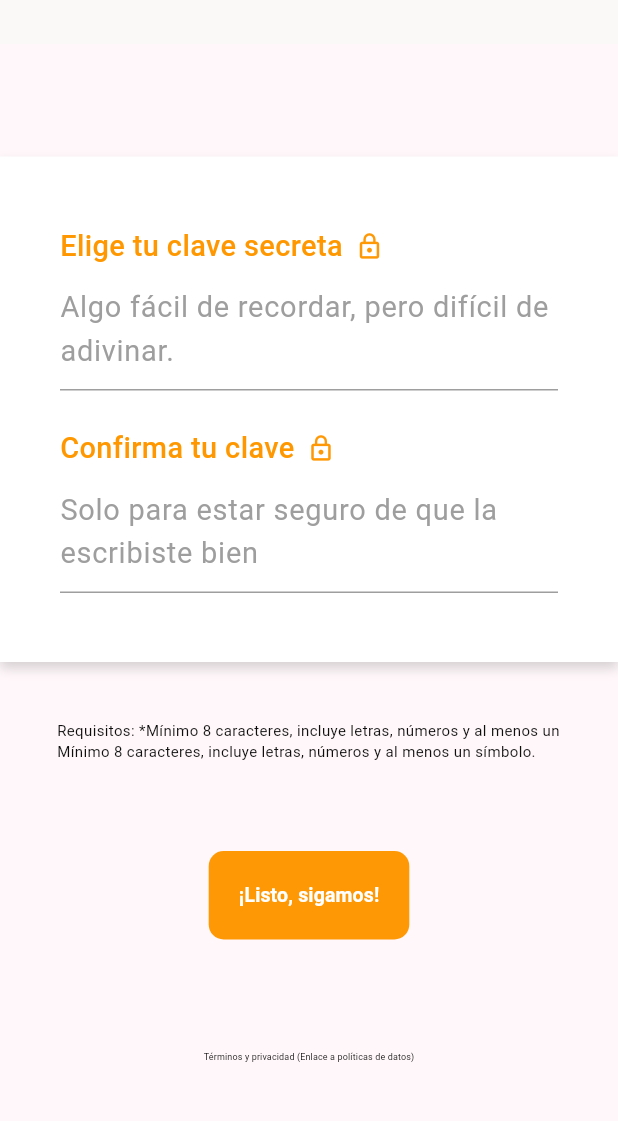
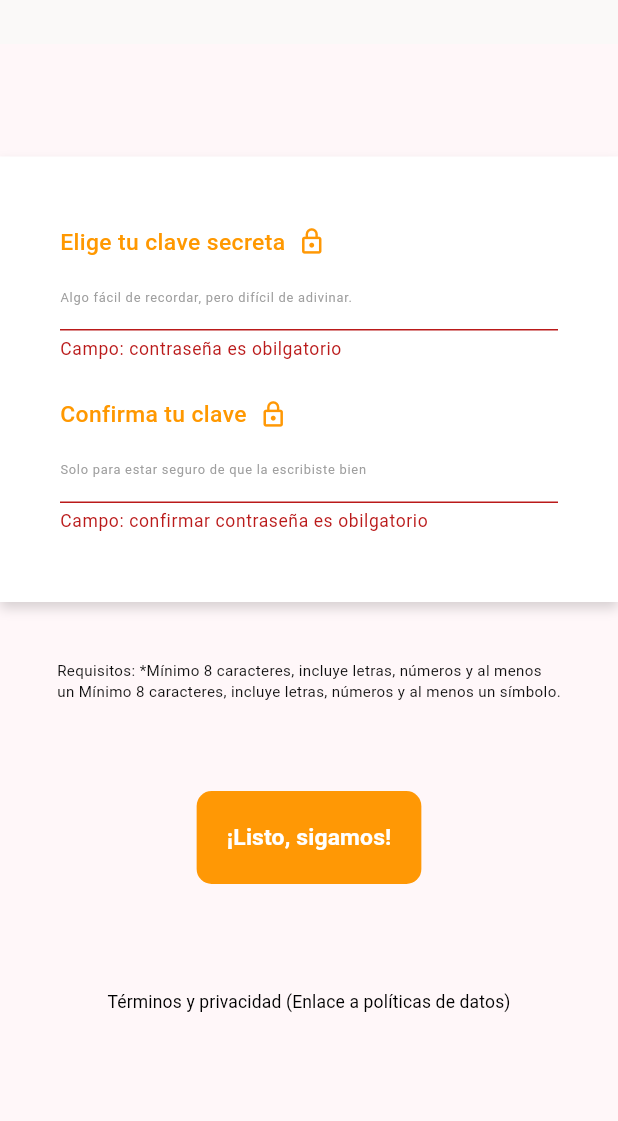
Before and after one commit to webmasterunicab/unicabapp, a Flutter app: the ClaveScreen screen opened directly with empty values, after a tap on "¡Listo, sigamos!", on a phone screen of 412 x 824 dp, the part 106-1227 px from its top. Run offline on Flutter 3.47's test engine with Material 3 defaults, Android fonts, the phone set to English and light mode, and no system bars; our stand-ins replace image_picker, sizer, video_player.

Commit message:
Registro de usuarios actualizado

```diff
--- a/lib/config/api/api_config.dart
+++ b/lib/config/api/api_config.dart
@@ -8,7 +8,7 @@ class ApiConfig {
       'http://192.168.1.16/hostuniconecta/requests';
   static final String developmentChrome =
       'http://localhost/hostuniconecta/requests';
-  static final String production = '';
+  static final String production = 'https://unicab.org/uniconecta';
   // Base URL de la API - Se adapta automáticamente según la plataforma
   static String get baseUrl {
     String baseUrl = '';
@@ -33,6 +33,8 @@ class ApiConfig {
 
   // Endpoints específicos
   static String get usuariosRoles => '${ApiConfig.baseUrl}/registro/roles.php';
+  static String get subirImagen => '${production}/imagen_putdat1.php';
+  static String get insertarRegistro => '${ApiConfig.baseUrl}/registro/registrar_usuario.php';
   // static String get menusUrl => '$baseUrl/general/menus.php';
   // static String get estudiantesUrl => '$baseUrl/general/estudiantes.php';
   // static String get noticiasUrl => '$baseUrl/general/noticias.php';
--- a/lib/main.dart
+++ b/lib/main.dart
@@ -1,8 +1,8 @@
 import 'package:flutter/material.dart';
 import 'package:flutter/services.dart';
 import 'package:uniconecta/config/theme/app_theme.dart';
-import 'package:uniconecta/screens/video_inicio/video_inicio_screen.dart';
 import 'package:sizer/sizer.dart';
+import 'package:uniconecta/screens/inicio/inicio_screen.dart';
 
 final RouteObserver<ModalRoute> routeObserver = RouteObserver<ModalRoute>();
 
@@ -36,7 +36,7 @@ class MyApp extends StatelessWidget {
           title: 'Flutter Demo',
           debugShowCheckedModeBanner: false,
           theme: AppTheme().theme(),
-          home: VideoInicioScreen(),
+          home: InicioScreen(),
         );
       },
     );
--- a/lib/screens/clave/clave_screen.dart
+++ b/lib/screens/clave/clave_screen.dart
@@ -3,23 +3,11 @@ import 'package:uniconecta/widgets/clave/clave_body.dart';
 import 'package:uniconecta/widgets/registro_estudiantes/registro_app_bar.dart';
 
 class ClaveScreen extends StatelessWidget {
-  final String nombre;
-  final String correo;
-  final String cumple; //Formato fecha YYYY-MM-DD
-  final String ciudad;
-  final String rol;
-  final String lugaresVisitados;
-  final String porqueUnicab;
+final Map<String, dynamic> datosRegistro;
 
   const ClaveScreen({
     super.key,
-    required this.nombre,
-    required this.correo,
-    required this.cumple,
-    required this.ciudad,
-    required this.rol,
-    required this.lugaresVisitados,
-    required this.porqueUnicab,
+    required this.datosRegistro,
   });
 
   @override
@@ -29,15 +17,7 @@ class ClaveScreen extends StatelessWidget {
         mostrarTexto: false,
       ),
       body: SafeArea(
-          child: ClaveBody(
-        rol: rol,
-        ciudad: ciudad,
-        cumple: cumple,
-        lugaresVisitados: lugaresVisitados,
-        nombre: nombre,
-        porqueUnicab: porqueUnicab,
-        correo: correo,
-      )),
+          child: ClaveBody(datosRegistro: datosRegistro)),
     );
   }
 }
--- a/lib/util/custom_form_field_validator.dart
+++ b/lib/util/custom_form_field_validator.dart
@@ -1,15 +1,18 @@
 class CustomFormFieldValidator {
-
   static String? texto(
     String? value, {
     required bool esRequerido,
     String nombreCampo = 'Campo',
   }) {
-    if ((value == null || value.trim().isEmpty) && esRequerido) return 'Campo: $nombreCampo es \nobilgatorio';
+    if ((value == null || value.trim().isEmpty || value == 'NA') && esRequerido) {
+      return 'Campo: $nombreCampo es obilgatorio';
+    }
     final regex = RegExp(
         r'''[-_'"<>\~\^\*\$\!\¡\#\%\&\¿\?\/\=\+\|,;:\(\)\{\}\[\]\\]{1,}''');
 
-    if (regex.hasMatch(value!)) return 'El campo $nombreCampo no permite \nsímbolos especiales';
+    if (regex.hasMatch(value!)) {
+      return 'El campo $nombreCampo no permite \nsímbolos especiales';
+    }
 
     return null;
   }
@@ -19,7 +22,9 @@ class CustomFormFieldValidator {
     required bool esRequerido,
     String nombreCampo = 'Campo',
   }) {
-    if ((value == null || value.trim().isEmpty) && esRequerido) return 'Campo: $nombreCampo es \nobilgatorio';
+    if ((value == null || value.trim().isEmpty) && esRequerido) {
+      return 'Campo: $nombreCampo es obilgatorio';
+    }
     final regex = RegExp(
         r'''[_'"<>\~\^\*\$\!\¡\#\%\&\¿\?\/\=\+\|,;:\(\)\{\}\[\]\\]{1,}''');
     if (regex.hasMatch(value!)) return 'Caracteres inválidos detectados';
@@ -31,7 +36,9 @@ class CustomFormFieldValidator {
     required bool esRequerido,
     String nombreCampo = 'Correo',
   }) {
-    if ((value == null || value.trim().isEmpty) && esRequerido) return 'Campo: $nombreCampo es \nobilgatorio';
+    if ((value == null || value.trim().isEmpty) && esRequerido) {
+      return 'Campo: $nombreCampo es obilgatorio';
+    }
     final regex = RegExp(r'''^[_\-\w.]+@[a-z]+\.[a-z\.]{2,7}$''');
     if (!regex.hasMatch(value!)) return 'Correo no válido';
     return null;
@@ -42,7 +49,9 @@ class CustomFormFieldValidator {
     required bool esRequerido,
     String nombreCampo = 'Campo',
   }) {
-    if ((value == null || value.trim().isEmpty) && esRequerido) return 'Campo: $nombreCampo es \nobilgatorio';
+    if ((value == null || value.trim().isEmpty) && esRequerido) {
+      return 'Campo: $nombreCampo es obilgatorio';
+    }
     final regex = RegExp(r'''^[0-9]{1,}$''');
     if (!regex.hasMatch(value!)) return 'Solo se permiten números';
     return null;
@@ -53,7 +62,9 @@ class CustomFormFieldValidator {
     required bool esRequerido,
     String nombreCampo = 'fecha',
   }) {
-    if ((value == null || value.trim().isEmpty) && esRequerido) return 'Campo: $nombreCampo es \nobilgatorio';
+    if ((value == null || value.trim().isEmpty) && esRequerido) {
+      return 'Campo: $nombreCampo es obilgatorio';
+    }
     final regex = RegExp(r'''^[0-9]{4}-[0-1][0-9]-[0-3][0-9]$''');
     if (!regex.hasMatch(value!)) return 'Formato inválido. Ej: 2024-05-21';
     return null;
@@ -64,12 +75,18 @@ class CustomFormFieldValidator {
     required bool esRequerido,
     String nombreCampo = 'Contraseña',
   }) {
-    if ((value == null || value.trim().isEmpty) && esRequerido) return 'Campo: $nombreCampo es \nobilgatorio';
+    if ((value == null || value.trim().isEmpty) && esRequerido) return 'Campo: $nombreCampo es obilgatorio';
     if (value!.length < 8) return 'Debe tener al menos 8 caracteres';
     final regex = RegExp(r'^(?=.*[a-z])(?=.*[A-Z])(?=.*\d).{8,}$');
     if (!regex.hasMatch(value)) {
-      return 'Debe tener al menos 1 mayúscula, 1 minúscula y 1 número';
+      return 'Debe tener al menos 1 mayúscula, \n1 minúscula y 1 número';
     }
     return null;
   }
+
+  static String? passwordConfirmation(String? pass1, String? pass2, { bool esRequerido = true, String nombreCampo = 'confirmar contraseña'}) {
+    if (esRequerido && (pass1 == null || pass2 == null || pass1 == '' || pass2 == '')) return 'Campo: $nombreCampo es obilgatorio';
+    if(pass1 != pass2) return 'Las contraseñas no son iguales!';
+    return null;
+  }
 }
--- a/lib/widgets/clave/clave_body.dart
+++ b/lib/widgets/clave/clave_body.dart
@@ -7,23 +7,11 @@ import 'package:uniconecta/widgets/registro_estudiantes/registro_label.dart';
 import 'package:uniconecta/widgets/shared/orange_button.dart';
 
 class ClaveBody extends StatefulWidget {
-  final String nombre;
-  final String correo;
-  final String cumple; //Formato fecha YYYY-MM-DD
-  final String ciudad;
-  final String rol;
-  final String lugaresVisitados;
-  final String porqueUnicab;
+  final Map<String, dynamic> datosRegistro;
 
   const ClaveBody({
     super.key,
-    required this.nombre,
-    required this.correo,
-    required this.cumple,
-    required this.ciudad,
-    required this.rol,
-    required this.lugaresVisitados,
-    required this.porqueUnicab,
+    required this.datosRegistro,
   });
 
   @override
@@ -31,8 +19,6 @@ class ClaveBody extends StatefulWidget {
 }
 
 class _ClaveBodyState extends State<ClaveBody> {
-  @override
-  Widget build(BuildContext context) {
   final _formKey = GlobalKey<FormState>();
   String password = '';
   String passwordRepetida = '';
@@ -41,22 +27,28 @@ class _ClaveBodyState extends State<ClaveBody> {
 
   void _checkForm() {
     setState(() {
+      _isFormValid = _formKey.currentState?.validate() ?? false;
+
       if (password != passwordRepetida) {
         _isFormValid = false;
       }
-        _isFormValid = _formKey.currentState?.validate() ?? false;
     });
   }
 
   void _submit() {
     if (_formKey.currentState?.validate() == true) {
       _formKey.currentState?.save();
+
+      widget.datosRegistro['pass'] = password;
+
       Navigator.of(context).push(
-          MaterialPageRoute(builder: (_) => SubirFotoScreen()),
+        MaterialPageRoute(builder: (_) => SubirFotoScreen(datosRegistro: widget.datosRegistro,)),
       );
     }
   }
 
+  @override
+  Widget build(BuildContext context) {
     final decoracion = BoxDecoration(
       color: Colors.white,
       boxShadow: [
@@ -87,8 +79,8 @@ class _ClaveBodyState extends State<ClaveBody> {
               decoration: decoracion,
               child: Form(
                 key: _formKey,
-                onChanged: _checkForm,
-                autovalidateMode: AutovalidateMode.onUserInteraction,
+                // onChanged: _checkForm,
+                // autovalidateMode: AutovalidateMode.onUserInteraction,
                 child: Column(
                   crossAxisAlignment: CrossAxisAlignment.start,
                   mainAxisAlignment: MainAxisAlignment.start,
@@ -108,10 +100,14 @@ class _ClaveBodyState extends State<ClaveBody> {
                     RegistroInput(
                       placeholder:
                           'Algo fácil de recordar, pero difícil de adivinar.',
-                      validator: (value) => CustomFormFieldValidator.password(value,
-                      esRequerido: true,
-                      nombreCampo: 'contraseña'),
+                      validator: (value) {
+                        password = value!;
+
+                        return CustomFormFieldValidator.password(value,
+                            esRequerido: true, nombreCampo: 'contraseña');
+                      },
                       onSaved: (newValue) => password = newValue!,
+                      readOnly: false,
                     ),
                     espaciado,
                     Row(
@@ -129,11 +125,13 @@ class _ClaveBodyState extends State<ClaveBody> {
                     RegistroInput(
                       placeholder:
                           'Solo para estar seguro de que la escribiste bien',
-                      validator: (value) => CustomFormFieldValidator.password(
-                      value,
-                      esRequerido: true,
-                      nombreCampo: 'confirma contraseña'),
+                      validator: (value) {
+                        passwordRepetida = value!;
+                        return CustomFormFieldValidator.passwordConfirmation(
+                            password, passwordRepetida);
+                      },
                       onSaved: (newValue) => passwordRepetida = newValue!,
+                      readOnly: false,
                     ),
                   ],
                 ),
@@ -145,7 +143,7 @@ class _ClaveBodyState extends State<ClaveBody> {
               style: TextStyle(
                 fontFamily: 'Roboto',
                 fontWeight: FontWeight.normal,
-                fontSize: 10,
+                fontSize: 13.sp,
                 color: Color.fromRGBO(14, 14, 14, 1),
               ),
             ),
@@ -154,10 +152,12 @@ class _ClaveBodyState extends State<ClaveBody> {
               margin: EdgeInsets.only(top: 22),
               child: OrangeButton(
                 onPressed: () {
+                  _checkForm();
                   if (_isFormValid) _submit();
                 },
                 buttonText: '¡Listo, sigamos!',
                 textWeight: FontWeight.w600,
+                fontSize: 16.sp,
               )),
           Container(
             margin: EdgeInsets.only(top: 55),
@@ -170,7 +170,7 @@ class _ClaveBodyState extends State<ClaveBody> {
                   style: TextStyle(
                     fontFamily: 'Roboto',
                     fontWeight: FontWeight.w400,
-                    fontSize: 6,
+                    fontSize: 14.sp,
                     color: Colors.black,
                   ),
                 )),
--- a/lib/widgets/inicio/inicio_button.dart
+++ b/lib/widgets/inicio/inicio_button.dart
@@ -1,4 +1,5 @@
 import 'package:flutter/material.dart';
+import 'package:sizer/sizer.dart';
 import 'package:uniconecta/screens/inicio_sesion/inicio_sesion_screen.dart';
 import 'package:uniconecta/screens/registro_estudiante/registro_screen.dart';
 
@@ -37,7 +38,7 @@ class InicioButton extends StatelessWidget {
             btnNombre,
             style: TextStyle(
               color: Colors.white,
-              fontSize: 16,
+              fontSize: 16.sp,
             ),
           ),
         ),
--- a/lib/widgets/inicio/inicio_head.dart
+++ b/lib/widgets/inicio/inicio_head.dart
@@ -1,4 +1,5 @@
 import 'package:flutter/material.dart';
+import 'package:sizer/sizer.dart';
 
 class InicioHead extends StatelessWidget {
   const InicioHead({super.key});
@@ -11,8 +12,8 @@ class InicioHead extends StatelessWidget {
         child: Center(
           child: Image.asset(
             'assets/img/LOGO UNICONECTA.png',
-            width: 154,
-            height: 54,
+            width: 45.w,
+            height: 45.h,
           ),
         ),
       ),
--- a/lib/widgets/registro_estudiantes/registro_app_bar.dart
+++ b/lib/widgets/registro_estudiantes/registro_app_bar.dart
@@ -1,4 +1,5 @@
 import 'package:flutter/material.dart';
+import 'package:sizer/sizer.dart';
 
 class RegistroAppBar extends StatelessWidget implements PreferredSizeWidget {
   @override
@@ -11,7 +12,7 @@ class RegistroAppBar extends StatelessWidget implements PreferredSizeWidget {
   @override
   Widget build(BuildContext context) {
     return AppBar(
-      toolbarHeight: 100, // Ajusta la altura del AppBar
+      toolbarHeight: 200, // Ajusta la altura del AppBar
       centerTitle: true,
       backgroundColor: color,
       flexibleSpace: SafeArea(
@@ -22,7 +23,10 @@ class RegistroAppBar extends StatelessWidget implements PreferredSizeWidget {
               'assets/img/LOGO UNICONECTA.png',
               width: 128,
               height: 45,
+              // width: 5.w,
+              // height: 5.h,
               color: Color.fromRGBO(11, 119, 179, 1),
+              fit: BoxFit.contain,
             ),
             SizedBox(height: 4),
             Visibility(
@@ -32,7 +36,7 @@ class RegistroAppBar extends StatelessWidget implements PreferredSizeWidget {
                 "Cuéntanos un poco sobre ti.",
                 style: TextStyle(
                   color: Colors.black,
-                  fontSize: 13,
+                  fontSize: 13.sp,
                   fontFamily: 'Roboto',
                   fontWeight: FontWeight.w300,
                   fontStyle: FontStyle.italic,
--- a/lib/widgets/registro_estudiantes/registro_input.dart
+++ b/lib/widgets/registro_estudiantes/registro_input.dart
@@ -15,23 +15,23 @@ class RegistroInput extends StatelessWidget {
     return SizedBox(
       width: double.infinity, // Ocupa todo el ancho disponible
       child: TextFormField(
+        autovalidateMode: AutovalidateMode.onUserInteraction,
         validator: validator,
         onSaved: onSaved,
-        minLines: 1,
-        maxLines: null,
-        keyboardType: TextInputType.multiline,
+        // minLines: 1,
+        // maxLines: null,
         readOnly: readOnly,
         decoration: InputDecoration(
           errorStyle: TextStyle(
-          fontSize: 16.sp,
+          fontSize: 14.sp,
           fontFamily: 'Roboto',
           leadingDistribution: TextLeadingDistribution.proportional,
           overflow: TextOverflow.clip
           ),
           hintText: placeholder,
-          hintMaxLines: 2,
+          // hintMaxLines: 2,
           hintStyle:
-              TextStyle(color: Colors.grey, fontSize: 18.sp), // Placeholder gris
+              TextStyle(color: Colors.grey, fontSize: 12.sp), // Placeholder gris
           enabledBorder: UnderlineInputBorder(
             borderSide: BorderSide(color: Colors.grey), // Borde inferior gris
           ),
@@ -46,7 +46,7 @@ class RegistroInput extends StatelessWidget {
         ),
         style: TextStyle(
           color: Colors.black, // Texto en negro
-          fontSize: 18.sp,
+          fontSize: 16.sp,
         ),
         cursorColor: Colors.grey,
       ),
--- a/lib/widgets/registro_estudiantes/registro_label.dart
+++ b/lib/widgets/registro_estudiantes/registro_label.dart
@@ -14,7 +14,7 @@ class RegistroLabel extends StatelessWidget {
       style: TextStyle(
         fontFamily: 'Roboto',
         fontWeight: FontWeight.w500,
-        fontSize: 18.sp,
+        fontSize: 16.sp,
         color: Colors.orange,
 
       ),
--- a/pubspec.yaml
+++ b/pubspec.yaml
@@ -38,6 +38,7 @@ dependencies:
   video_player: ^2.10.0
   provider: ^6.1.5
   sizer: ^3.0.5
+  image_picker: ^1.1.2
 
 dev_dependencies:
   flutter_test:
```
Also changed, not shown: lib/models/registro/subida_imagen_response.dart (added, +16 -0 lines), lib/repositories/registro_service.dart (added, +55 -0 lines), lib/screens/foto/subir_foto_screen.dart (+12 -4 lines), lib/widgets/foto/subir_foto_body.dart (+177 -39 lines), lib/widgets/registro_estudiantes/registro_body.dart (+24 -17 lines), lib/widgets/registro_estudiantes/registro_dropdown.dart (+29 -12 lines), pubspec.lock, 10 other files. Lines whose indentation alone changed are shown as unchanged.
